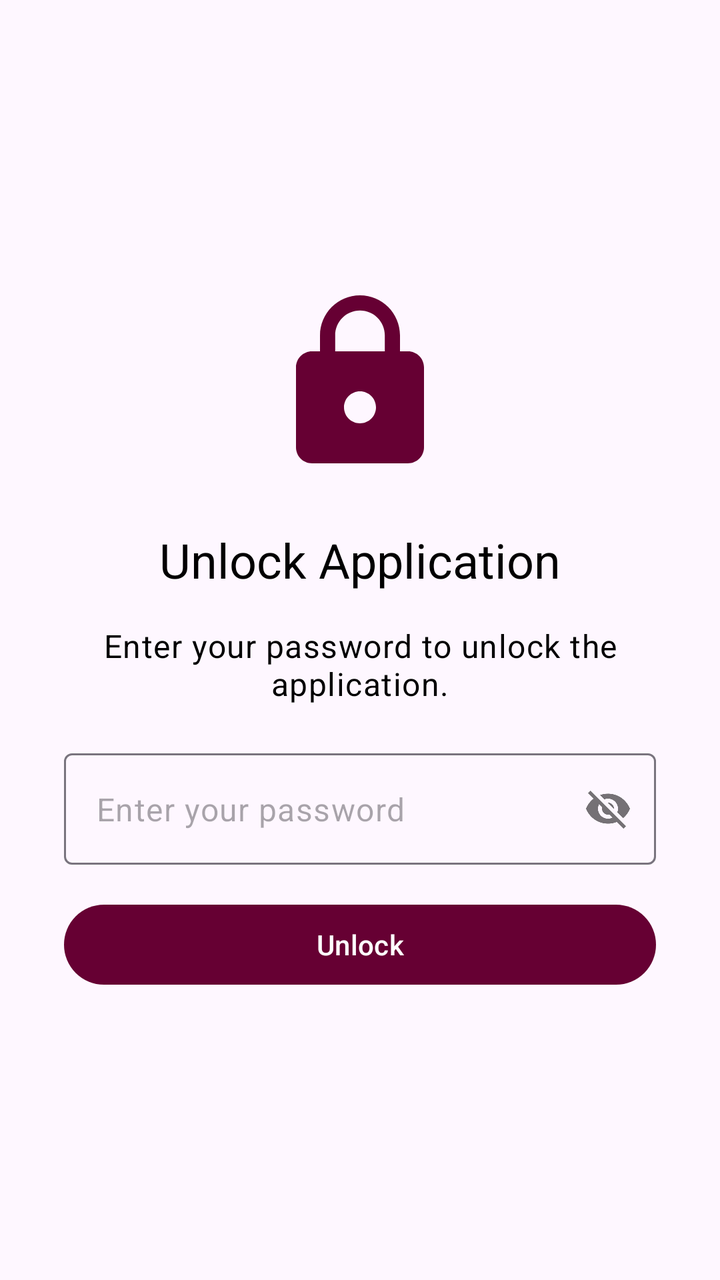
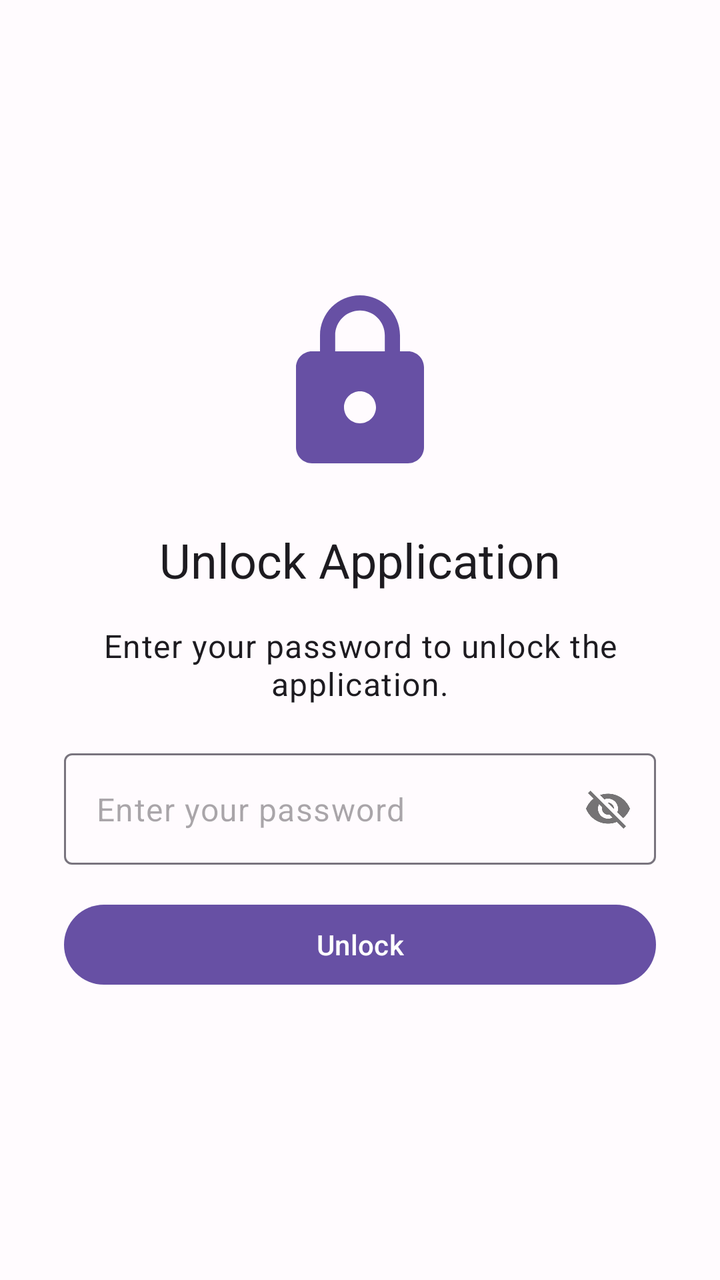

Before-and-after screenshots of an Android layout around one commit, followed by the original layout XML and the change that was made.
<!-- AndroidManifest.xml: application theme Theme.AcilNotUygulamasi -->
<!-- res/layout/activity_password_check.xml -->
<?xml version="1.0" encoding="utf-8"?>
<ScrollView xmlns:android="http://schemas.android.com/apk/res/android"
    xmlns:app="http://schemas.android.com/apk/res-auto"
    xmlns:tools="http://schemas.android.com/tools"
    android:layout_width="match_parent"
    android:layout_height="match_parent"
    android:fillViewport="true"
    android:fitsSystemWindows="true">

    <LinearLayout
        android:layout_width="match_parent"
        android:layout_height="wrap_content"
        android:gravity="center"
        android:orientation="vertical"
        android:padding="32dp"
        tools:context=".PasswordCheckActivity">

        <ImageView
            android:layout_width="96dp"
            android:layout_height="96dp"
            android:layout_marginBottom="24dp"
            android:contentDescription="@string/unlock_app_title"
            android:src="@drawable/ic_lock_24"
            app:tint="?attr/passwordCheckIconTint" />

        <TextView
            android:layout_width="wrap_content"
            android:layout_height="wrap_content"
            android:layout_marginBottom="16dp"
            android:text="@string/unlock_app_title"
            android:textAppearance="?attr/textAppearanceHeadline5" />

        <TextView
            android:layout_width="wrap_content"
            android:layout_height="wrap_content"
            android:layout_marginBottom="24dp"
            android:gravity="center"
            android:text="@string/enter_password_to_unlock"
            android:textAppearance="?attr/textAppearanceBody1" />

        <com.google.android.material.textfield.TextInputLayout
            android:layout_width="match_parent"
            android:layout_height="wrap_content"
            android:layout_marginBottom="16dp"
            app:hintEnabled="false"
            app:passwordToggleDrawable="@drawable/password_toggle_selector"
            app:passwordToggleEnabled="true">

            <com.google.android.material.textfield.TextInputEditText
                android:id="@+id/et_unlock_password"
                android:layout_width="match_parent"
                android:layout_height="wrap_content"
                android:hint="@string/enter_current_password_hint"
                android:imeOptions="actionDone"
                android:inputType="textPassword"
                android:maxLines="1" />
        </com.google.android.material.textfield.TextInputLayout>

        <Button
            android:id="@+id/btn_unlock"
            android:layout_width="match_parent"
            android:layout_height="wrap_content"
            android:text="@string/unlock_button" />

    </LinearLayout>
</ScrollView>
<!-- resources referenced by this layout -->
<resources>
  <string name="enter_current_password_hint">Enter your password</string>
  <string name="enter_password_to_unlock">Enter your password to unlock the application.</string>
  <string name="unlock_app_title">Unlock Application</string>
  <string name="unlock_button">Unlock</string>
  <style name="Base.Theme.AcilNotUygulamasi" parent="Theme.Material3.DayNight.NoActionBar">
          <item name="colorPrimary">@color/my_light_primary</item>
          <item name="colorOnPrimary">@color/white</item>
  
          <item name="android:textColorPrimary">@color/black</item>
          <item name="android:textColor">@color/black</item>
          <item name="android:textColorSecondary">@android:color/darker_gray</item>
          <item name="colorControlNormal">@color/black</item>
          <item name="android:textColorPrimaryInverse">@color/black</item>
          <item name="android:textColorSecondaryInverse">@color/black</item>
  
          <item name="android:windowLightStatusBar" tools:targetApi="m">true</item>
  
          <item name="floatingActionButtonBackground">@color/my_light_primary</item>
          <item name="floatingActionButtonIconTint">@color/white</item>
          <item name="infoButtonTint">@color/my_light_primary</item>
          <item name="passwordCheckIconTint">@color/my_light_primary</item>
          <item name="destructiveButtonColor">@color/my_light_primary</item>
          <item name="noteInfoButtonTint">@color/my_light_primary</item>
      </style>
  <color name="my_light_primary">#660033</color>
  <color name="white">#FFFFFFFF</color>
  <color name="black">#FF000000</color>
  <!-- unchanged entries left out for length: 3 -->
</resources>

<!-- the commit's change to res/layout/activity_password_check.xml (unified diff, before → after) -->
@@ -21,14 +21,12 @@
             android:layout_marginBottom="24dp"
             android:contentDescription="@string/unlock_app_title"
             android:src="@drawable/ic_lock_24"
-            app:tint="?attr/passwordCheckIconTint" />
-
-        <TextView
-            android:layout_width="wrap_content"
-            android:layout_height="wrap_content"
-            android:layout_marginBottom="16dp"
-            android:text="@string/unlock_app_title"
-            android:textAppearance="?attr/textAppearanceHeadline5" />
+            app:tint="?attr/colorPrimary" /> <TextView
+        android:layout_width="wrap_content"
+        android:layout_height="wrap_content"
+        android:layout_marginBottom="16dp"
+        android:text="@string/unlock_app_title"
+        android:textAppearance="?attr/textAppearanceHeadline5" />
 
         <TextView
             android:layout_width="wrap_content"
<!-- resource entries referenced after the edit -->
@@ -5,28 +5,63 @@
   <string name="unlock_app_title">Unlock Application</string>
   <string name="unlock_button">Unlock</string>
   <style name="Base.Theme.AcilNotUygulamasi" parent="Theme.Material3.DayNight.NoActionBar">
-          <item name="colorPrimary">@color/my_light_primary</item>
-          <item name="colorOnPrimary">@color/white</item>
-  
-          <item name="android:textColorPrimary">@color/black</item>
-          <item name="android:textColor">@color/black</item>
-          <item name="android:textColorSecondary">@android:color/darker_gray</item>
-          <item name="colorControlNormal">@color/black</item>
-          <item name="android:textColorPrimaryInverse">@color/black</item>
-          <item name="android:textColorSecondaryInverse">@color/black</item>
+          <item name="colorPrimary">@color/md_theme_primary</item>
+          <item name="colorOnPrimary">@color/md_theme_onPrimary</item>
+          <item name="colorPrimaryContainer">@color/md_theme_primaryContainer</item>
+          <item name="colorOnPrimaryContainer">@color/md_theme_onPrimaryContainer</item>
+          <item name="colorSecondary">@color/md_theme_secondary</item>
+          <item name="colorOnSecondary">@color/md_theme_onSecondary</item>
+          <item name="colorSecondaryContainer">@color/md_theme_secondaryContainer</item>
+          <item name="colorOnSecondaryContainer">@color/md_theme_onSecondaryContainer</item>
+          <item name="colorTertiary">@color/md_theme_tertiary</item>
+          <item name="colorOnTertiary">@color/md_theme_onTertiary</item>
+          <item name="colorTertiaryContainer">@color/md_theme_tertiaryContainer</item>
+          <item name="colorOnTertiaryContainer">@color/md_theme_onTertiaryContainer</item>
+          <item name="colorError">@color/md_theme_error</item>
+          <item name="colorOnError">@color/md_theme_onError</item>
+          <item name="colorErrorContainer">@color/md_theme_errorContainer</item>
+          <item name="colorOnErrorContainer">@color/md_theme_onErrorContainer</item>
+          <item name="android:colorBackground">@color/md_theme_background</item>
+          <item name="colorOnBackground">@color/md_theme_onBackground</item>
+          <item name="colorSurface">@color/md_theme_surface</item>
+          <item name="colorOnSurface">@color/md_theme_onSurface</item>
+          <item name="colorSurfaceVariant">@color/md_theme_surfaceVariant</item>
+          <item name="colorOnSurfaceVariant">@color/md_theme_onSurfaceVariant</item>
+          <item name="colorOutline">@color/md_theme_outline</item>
+          <item name="colorSurfaceInverse">@color/md_theme_inverseSurface</item>
+          <item name="colorOnSurfaceInverse">@color/md_theme_inverseOnSurface</item>
+          <item name="colorPrimaryInverse">@color/md_theme_inversePrimary</item>
   
           <item name="android:windowLightStatusBar" tools:targetApi="m">true</item>
+          <item name="destructiveButtonColor">@color/md_theme_error</item>
   
-          <item name="floatingActionButtonBackground">@color/my_light_primary</item>
-          <item name="floatingActionButtonIconTint">@color/white</item>
-          <item name="infoButtonTint">@color/my_light_primary</item>
-          <item name="passwordCheckIconTint">@color/my_light_primary</item>
-          <item name="destructiveButtonColor">@color/my_light_primary</item>
-          <item name="noteInfoButtonTint">@color/my_light_primary</item>
       </style>
-  <color name="my_light_primary">#660033</color>
-  <color name="white">#FFFFFFFF</color>
-  <color name="black">#FF000000</color>
+  <color name="md_theme_primary">#6750A4</color>
+  <color name="md_theme_onPrimary">#FFFFFF</color>
+  <color name="md_theme_primaryContainer">#EADDFF</color>
+  <color name="md_theme_onPrimaryContainer">#21005D</color>
+  <color name="md_theme_secondary">#625B71</color>
+  <color name="md_theme_onSecondary">#FFFFFF</color>
+  <color name="md_theme_secondaryContainer">#E8DEF8</color>
+  <color name="md_theme_onSecondaryContainer">#1D192B</color>
+  <color name="md_theme_tertiary">#7D5260</color>
+  <color name="md_theme_onTertiary">#FFFFFF</color>
+  <color name="md_theme_tertiaryContainer">#FFD8E4</color>
+  <color name="md_theme_onTertiaryContainer">#31111D</color>
+  <color name="md_theme_error">#B3261E</color>
+  <color name="md_theme_onError">#FFFFFF</color>
+  <color name="md_theme_errorContainer">#F9DEDC</color>
+  <color name="md_theme_onErrorContainer">#410E0B</color>
+  <color name="md_theme_background">#FFFBFE</color>
+  <color name="md_theme_onBackground">#1C1B1F</color>
+  <color name="md_theme_surface">#FFFBFE</color>
+  <color name="md_theme_onSurface">#1C1B1F</color>
+  <color name="md_theme_surfaceVariant">#E7E0EC</color>
+  <color name="md_theme_onSurfaceVariant">#49454F</color>
+  <color name="md_theme_outline">#79747E</color>
+  <color name="md_theme_inverseSurface">#313033</color>
+  <color name="md_theme_inverseOnSurface">#F4EFF4</color>
+  <color name="md_theme_inversePrimary">#D0BCFF</color>
   <!-- unchanged entries left out for length: 3 -->
 </resources>
 
